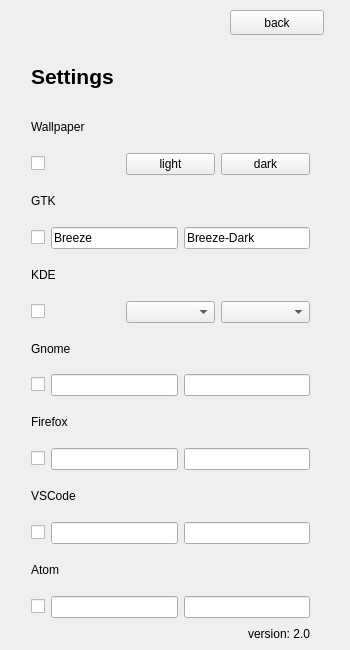
Before: the Qt Designer form src/ui/settings.ui in oskarsh/Yin-Yang, drawn with Qt 5.
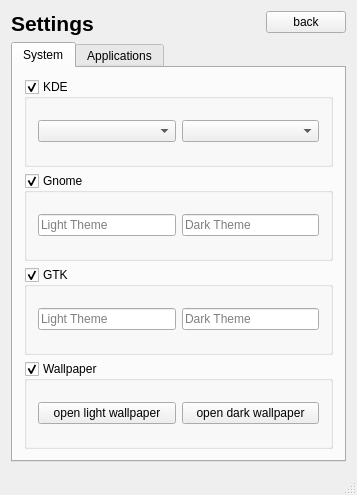
After: the same form once the commit is applied. Icons and pictures are not drawn.

Commit message: Add missing entries to ui

Diff of the .ui file:
```diff
--- a/src/ui/settings.ui
+++ b/src/ui/settings.ui
@@ -9,26 +9,26 @@
    <rect>
     <x>0</x>
     <y>0</y>
-    <width>350</width>
-    <height>650</height>
+    <width>357</width>
+    <height>495</height>
    </rect>
   </property>
   <property name="sizePolicy">
-   <sizepolicy hsizetype="Fixed" vsizetype="Fixed">
+   <sizepolicy hsizetype="Preferred" vsizetype="Preferred">
     <horstretch>0</horstretch>
     <verstretch>0</verstretch>
    </sizepolicy>
   </property>
   <property name="minimumSize">
    <size>
-    <width>350</width>
-    <height>650</height>
+    <width>357</width>
+    <height>495</height>
    </size>
   </property>
   <property name="maximumSize">
    <size>
-    <width>350</width>
-    <height>650</height>
+    <width>1000</width>
+    <height>1000</height>
    </size>
   </property>
   <property name="baseSize">
@@ -45,18 +45,11 @@
     <normaloff>../../../../../../../opt/yin-yang/src/ui/assets/yin-yang.svg</normaloff>../../../../../../../opt/yin-yang/src/ui/assets/yin-yang.svg</iconset>
   </property>
   <widget class="QWidget" name="centralWidget">
-   <widget class="QWidget" name="verticalLayoutWidget">
-    <property name="geometry">
-     <rect>
-      <x>20</x>
-      <y>40</y>
-      <width>301</width>
-      <height>615</height>
-     </rect>
-    </property>
-    <layout class="QVBoxLayout" name="verticalLayout">
+   <layout class="QVBoxLayout" name="verticalLayout_3">
      <item>
-      <widget class="QLabel" name="label">
+     <layout class="QHBoxLayout" name="header">
+      <item>
+       <widget class="QLabel" name="labelHeader">
        <property name="maximumSize">
         <size>
          <width>16777215</width>
@@ -81,98 +74,34 @@
        </property>
       </widget>
      </item>
+      <item alignment="Qt::AlignRight|Qt::AlignTop">
+       <widget class="QPushButton" name="buttonBack">
+        <property name="text">
+         <string>back</string>
+        </property>
+       </widget>
+      </item>
+     </layout>
+    </item>
      <item>
+     <widget class="QTabWidget" name="tabWidget">
+      <property name="currentIndex">
+       <number>0</number>
+      </property>
+      <widget class="QWidget" name="tabSystem" native="true">
+       <attribute name="title">
+        <string>System</string>
+       </attribute>
       <layout class="QVBoxLayout" name="verticalLayout_2">
        <item>
-        <layout class="QVBoxLayout" name="Wallpaper">
-         <item>
-          <widget class="QLabel" name="label_8">
-           <property name="text">
-            <string>Wallpaper</string>
-           </property>
-          </widget>
-         </item>
-         <item>
-          <layout class="QHBoxLayout" name="horizontalLayout_8">
-           <item>
-            <widget class="QCheckBox" name="wallpaper_checkbox">
-             <property name="text">
-              <string/>
-             </property>
-            </widget>
-           </item>
-           <item>
-            <widget class="QPushButton" name="wallpaper_button_light">
-             <property name="text">
-              <string>light</string>
-             </property>
-            </widget>
-           </item>
-           <item>
-            <widget class="QPushButton" name="wallpaper_button_dark">
-             <property name="text">
-              <string>dark</string>
-             </property>
-            </widget>
-           </item>
-          </layout>
-         </item>
-        </layout>
-       </item>
-       <item>
-        <layout class="QVBoxLayout" name="gtk">
-         <item>
-          <widget class="QLabel" name="label_7">
-           <property name="text">
-            <string>GTK</string>
-           </property>
-          </widget>
-         </item>
-         <item>
-          <layout class="QHBoxLayout" name="horizontalLayout_7">
-           <item>
-            <widget class="QCheckBox" name="gtk_checkbox">
-             <property name="text">
-              <string/>
-             </property>
-            </widget>
-           </item>
-           <item>
-            <widget class="QLineEdit" name="gtk_line_light">
-             <property name="text">
-              <string>Breeze</string>
-             </property>
-            </widget>
-           </item>
-           <item>
-            <widget class="QLineEdit" name="gtk_line_dark">
-             <property name="text">
-              <string>Breeze-Dark</string>
-             </property>
-            </widget>
-           </item>
-          </layout>
-         </item>
-        </layout>
-       </item>
-       <item>
-        <layout class="QVBoxLayout" name="kdesection">
-         <item>
-          <widget class="QLabel" name="label_2">
-           <property name="text">
+         <widget class="QGroupBox" name="groupKde">
+          <property name="title">
             <string>KDE</string>
            </property>
-          </widget>
-         </item>
-         <item>
-          <layout class="QHBoxLayout" name="horizontalLayout_2">
-           <item>
-            <widget class="QCheckBox" name="kde_checkbox">
-             <property name="text">
-              <string/>
-             </property>
-            </widget>
-           </item>
+          <property name="checkable">
+           <bool>true</bool>
+          </property>
+          <layout class="QHBoxLayout" name="horizontalLayout_9">
            <item>
             <widget class="QComboBox" name="kde_combo_light"/>
            </item>
@@ -180,155 +109,187 @@
             <widget class="QComboBox" name="kde_combo_dark"/>
            </item>
           </layout>
-         </item>
-        </layout>
-       </item>
+         </widget>
+        </item>
        <item>
-        <layout class="QVBoxLayout" name="gnome">
-         <item>
-          <widget class="QLabel" name="label_4">
-           <property name="text">
+         <widget class="QGroupBox" name="groupGnome">
+          <property name="title">
             <string>Gnome</string>
            </property>
+          <property name="checkable">
+           <bool>true</bool>
+          </property>
+          <layout class="QHBoxLayout" name="horizontalLayout_2">
+           <item>
+            <widget class="QLineEdit" name="gnome_lineEdit_dark">
+             <property name="placeholderText">
+              <string>Light Theme</string>
+             </property>
           </widget>
          </item>
          <item>
-          <layout class="QHBoxLayout" name="horizontalLayout_3">
+            <widget class="QLineEdit" name="gnome_lineEdit_light">
+             <property name="placeholderText">
+              <string>Dark Theme</string>
+             </property>
+            </widget>
+           </item>
+          </layout>
+         </widget>
+        </item>
            <item>
-            <widget class="QCheckBox" name="gnome_checkBox">
+         <widget class="QGroupBox" name="groupGtk">
+          <property name="title">
+           <string>GTK</string>
+          </property>
+          <property name="checkable">
+           <bool>true</bool>
+          </property>
+          <property name="checked">
+           <bool>true</bool>
+          </property>
+          <layout class="QHBoxLayout" name="horizontalLayout_5">
+           <item>
+            <widget class="QLineEdit" name="gtk_line_light">
              <property name="text">
               <string/>
              </property>
+             <property name="placeholderText">
+              <string>Light Theme</string>
+             </property>
             </widget>
            </item>
            <item>
-            <widget class="QLineEdit" name="gnome_lineEdit_dark"/>
+            <widget class="QLineEdit" name="gtk_line_dark">
+             <property name="text">
+              <string/>
+             </property>
+             <property name="placeholderText">
+              <string>Dark Theme</string>
+             </property>
+            </widget>
            </item>
+          </layout>
+         </widget>
+        </item>
            <item>
-            <widget class="QLineEdit" name="gnome_lineEdit_light"/>
+         <widget class="QGroupBox" name="groupWallpaper">
+          <property name="title">
+           <string>Wallpaper</string>
+          </property>
+          <property name="checkable">
+           <bool>true</bool>
+          </property>
+          <layout class="QHBoxLayout" name="horizontalLayout_7">
+           <item>
+            <widget class="QPushButton" name="wallpaper_button_light">
+             <property name="text">
+              <string>open light wallpaper</string>
+             </property>
+            </widget>
            </item>
-          </layout>
-         </item>
-        </layout>
-       </item>
+           <item>
+            <widget class="QPushButton" name="wallpaper_button_dark">
+             <property name="text">
+              <string>open dark wallpaper</string>
+             </property>
+            </widget>
+           </item>
+          </layout>
+         </widget>
+        </item>
+       </layout>
+      </widget>
+      <widget class="QWidget" name="tabApplications" native="true">
+       <attribute name="title">
+        <string>Applications</string>
+       </attribute>
+       <layout class="QVBoxLayout" name="verticalLayout_4">
        <item>
-        <layout class="QVBoxLayout" name="firefox">
-         <item>
-          <widget class="QLabel" name="label_3">
-           <property name="text">
+         <widget class="QGroupBox" name="groupFirefox">
+          <property name="title">
             <string>Firefox</string>
            </property>
+          <property name="checkable">
+           <bool>true</bool>
+          </property>
+          <layout class="QHBoxLayout" name="horizontalLayout_3">
+           <item>
+            <widget class="QLineEdit" name="firefox_line_light">
+             <property name="placeholderText">
+              <string>Light Theme</string>
+             </property>
           </widget>
          </item>
          <item>
+            <widget class="QLineEdit" name="firefox_line_dark">
+             <property name="placeholderText">
+              <string>Dark Theme</string>
+             </property>
+            </widget>
+           </item>
+          </layout>
+         </widget>
+        </item>
+        <item>
+         <widget class="QGroupBox" name="groupVscode">
+          <property name="title">
+           <string>VS Code</string>
+          </property>
+          <property name="checkable">
+           <bool>true</bool>
+          </property>
           <layout class="QHBoxLayout" name="horizontalLayout">
            <item>
-            <widget class="QCheckBox" name="firefox_checkBox">
-             <property name="text">
-              <string/>
+            <widget class="QLineEdit" name="code_line_light">
+             <property name="placeholderText">
+              <string>Light Theme</string>
              </property>
             </widget>
            </item>
            <item>
-            <widget class="QLineEdit" name="firefox_line_light"/>
-           </item>
-           <item>
-            <widget class="QLineEdit" name="firefox_line_dark"/>
-           </item>
-          </layout>
-         </item>
-        </layout>
-       </item>
-       <item>
-        <layout class="QVBoxLayout" name="vscode">
-         <item>
-          <widget class="QLabel" name="label_6">
-           <property name="text">
-            <string>VSCode</string>
+            <widget class="QLineEdit" name="code_line_dark">
+             <property name="placeholderText">
+              <string>Dark Theme</string>
            </property>
           </widget>
          </item>
-         <item>
-          <layout class="QHBoxLayout" name="horizontalLayout_6">
-           <item>
-            <widget class="QCheckBox" name="code_checkbox">
-             <property name="text">
-              <string/>
-             </property>
+          </layout>
             </widget>
            </item>
            <item>
-            <widget class="QLineEdit" name="code_line_light"/>
-           </item>
-           <item>
-            <widget class="QLineEdit" name="code_line_dark"/>
-           </item>
-          </layout>
-         </item>
-        </layout>
-       </item>
-       <item>
-        <layout class="QVBoxLayout" name="atom">
-         <item>
-          <widget class="QLabel" name="label_9">
-           <property name="text">
+         <widget class="QGroupBox" name="groupAtom">
+          <property name="title">
             <string>Atom</string>
            </property>
+          <property name="checkable">
+           <bool>true</bool>
+          </property>
+          <layout class="QHBoxLayout" name="horizontalLayout_8">
+           <item>
+            <widget class="QLineEdit" name="atom_line_light">
+             <property name="placeholderText">
+              <string>Light Theme</string>
+             </property>
           </widget>
          </item>
          <item>
-          <layout class="QHBoxLayout" name="horizontalLayout_9">
-           <item>
-            <widget class="QCheckBox" name="atom_checkbox">
-             <property name="text">
-              <string/>
+            <widget class="QLineEdit" name="atom_line_dark">
+             <property name="placeholderText">
+              <string>Dark Theme</string>
              </property>
             </widget>
            </item>
-           <item>
-            <widget class="QLineEdit" name="atom_line_light"/>
-           </item>
-           <item>
-            <widget class="QLineEdit" name="atom_line_dark"/>
-           </item>
           </layout>
-         </item>
-        </layout>
-       </item>
-      </layout>
-     </item>
-     <item>
-      <widget class="QLabel" name="version_label">
-       <property name="maximumSize">
-        <size>
-         <width>16777215</width>
-         <height>20</height>
-        </size>
-       </property>
-       <property name="text">
-        <string>version: 2.0</string>
-       </property>
-       <property name="alignment">
-        <set>Qt::AlignRight|Qt::AlignTrailing|Qt::AlignVCenter</set>
-       </property>
+         </widget>
+        </item>
+       </layout>
       </widget>
+     </widget>
      </item>
     </layout>
    </widget>
-   <widget class="QPushButton" name="back_button">
-    <property name="geometry">
-     <rect>
-      <x>230</x>
-      <y>10</y>
-      <width>94</width>
-      <height>25</height>
-     </rect>
-    </property>
-    <property name="text">
-     <string>back</string>
-    </property>
-   </widget>
-  </widget>
+  <widget class="QStatusBar" name="statusBar"/>
  </widget>
  <layoutdefault spacing="6" margin="11"/>
  <tabstops>
```
Left out of the diff: 36 changed lines with no effect on the pictures. Lines whose indentation alone changed are shown as unchanged. The commit also changes 3 other files.
